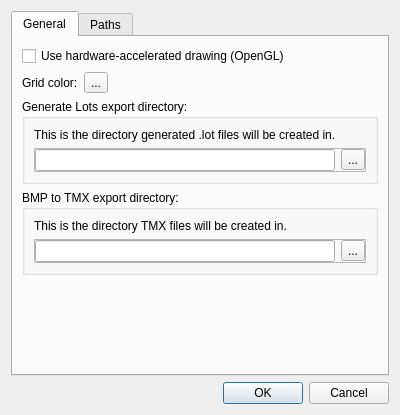
Before: the Qt Designer form src/editor/preferencesdialog.ui in timbaker/pzworlded, drawn with Qt 5.
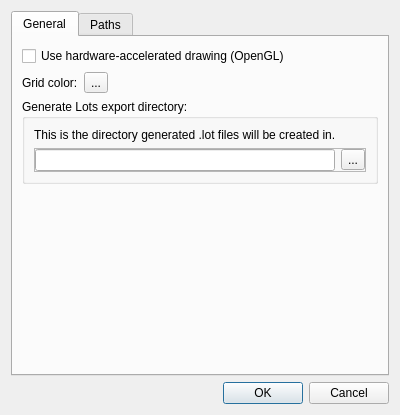
After: the same form once the commit is applied. Icons and pictures are not drawn. Custom widgets are drawn as their Qt base class.

```diff
--- a/src/editor/preferencesdialog.ui
+++ b/src/editor/preferencesdialog.ui
@@ -112,51 +112,6 @@
          </layout>
         </widget>
        </item>
-       <item>
-        <widget class="QGroupBox" name="groupBox_3">
-         <property name="title">
-          <string>BMP to TMX export directory:</string>
-         </property>
-         <layout class="QVBoxLayout" name="verticalLayout_6">
-          <item>
-           <widget class="QLabel" name="BMPDirLabel">
-            <property name="text">
-             <string>This is the directory TMX files will be created in.</string>
-            </property>
-           </widget>
-          </item>
-          <item>
-           <widget class="QFrame" name="frame_3">
-            <property name="frameShape">
-             <enum>QFrame::StyledPanel</enum>
-            </property>
-            <property name="frameShadow">
-             <enum>QFrame::Raised</enum>
-            </property>
-            <layout class="QHBoxLayout" name="horizontalLayout_5">
-             <property name="margin">
-              <number>0</number>
-             </property>
-             <item>
-              <widget class="QLineEdit" name="BMPDirEdit">
-               <property name="readOnly">
-                <bool>true</bool>
-               </property>
-              </widget>
-             </item>
-             <item>
-              <widget class="QToolButton" name="BMPDirBrowse">
-               <property name="text">
-                <string>...</string>
-               </property>
-              </widget>
-             </item>
-            </layout>
-           </widget>
-          </item>
-         </layout>
-        </widget>
-       </item>
        <item>
         <spacer name="verticalSpacer">
          <property name="orientation">
```
